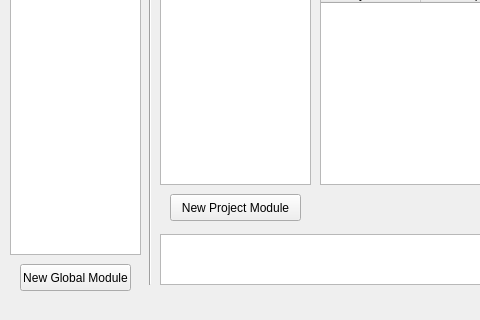
The window that forms/mainwindow.ui (mfoo/sched) describes before a commit, drawn with Qt 5; both pictures show x 0 to 480 and y 82 to 402 of the 830 by 402 pixel window.
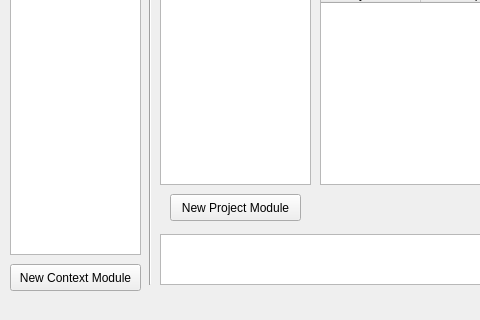
The same window after the commit.

Commit message: Added ToolTips for the main window, somehow this file wasn't committed before

The edit to the form file:
```diff
--- a/forms/mainwindow.ui
+++ b/forms/mainwindow.ui
@@ -131,14 +131,14 @@
    <widget class="QPushButton" name="newGlobalModuleButton">
     <property name="geometry">
      <rect>
-      <x>20</x>
+      <x>10</x>
       <y>310</y>
-      <width>111</width>
+      <width>131</width>
       <height>27</height>
      </rect>
     </property>
     <property name="text">
-     <string>New Global Module</string>
+     <string>New Context Module</string>
     </property>
    </widget>
    <widget class="QTableWidget" name="mappingsTable">
```
Left out of the diff: 15 changed lines with no effect on the pictures.
